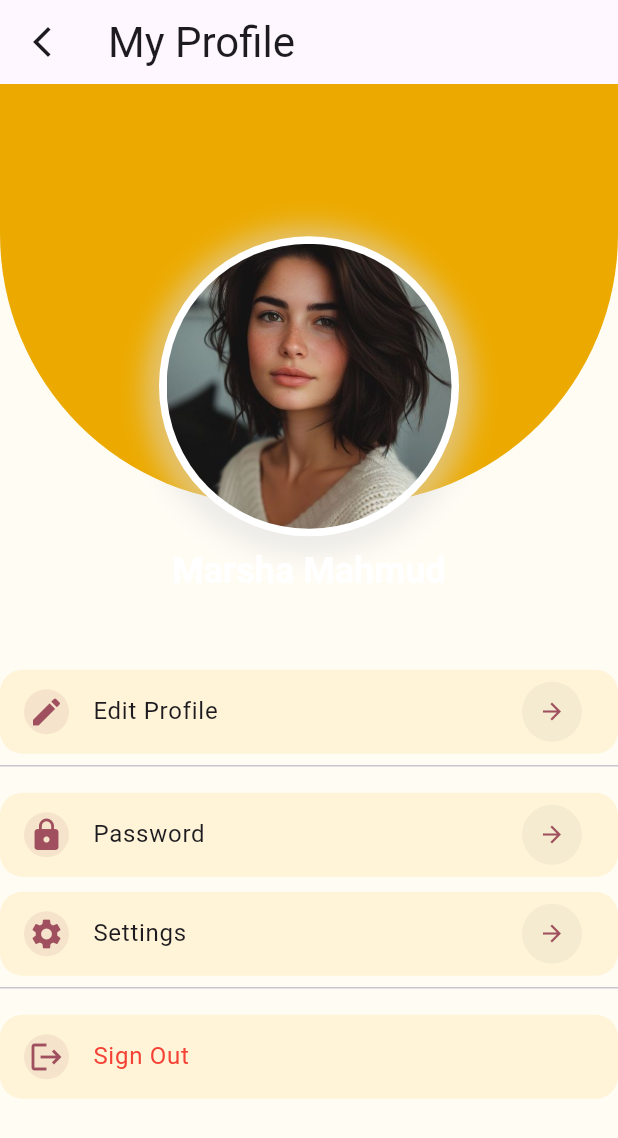
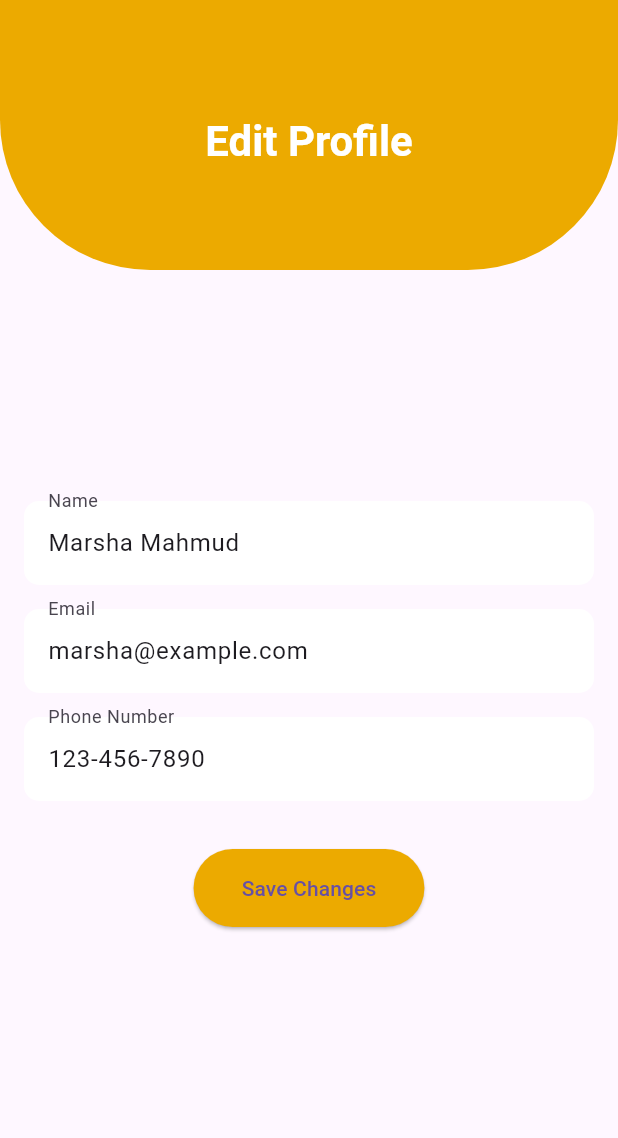
Before and after one commit to nuramirahathirahnazli/ByteBurst, a Flutter app: the ProfileUser screen opened directly, after a tap on "Edit Profile", on a phone screen of 412 x 824 dp. Shown: the top 1138 px of the screen. Run offline on Flutter 3.47's test engine with Material 3 defaults, Android fonts, the phone set to English and light mode, and no system bars; our stand-ins replace cloud_firestore, curved_navigation_bar, firebase_auth, firebase_core; accounts and stored records are empty.

Commit message:
Create Edit Profile
create edit profile page and the UI

```diff
--- a/utmfit/lib/main.dart
+++ b/utmfit/lib/main.dart
@@ -1,6 +1,7 @@
 import 'package:firebase_core/firebase_core.dart';
 import 'package:utmfit/screens/user/dashboard_user.dart'; //dashboard user purposes
 import 'package:flutter/material.dart';
+import 'package:utmfit/screens/user/profile/edit_profile.dart';
 import 'firebase_options.dart';
 
 void main() async {
@@ -22,7 +23,8 @@ class MyApp extends StatelessWidget {
   Widget build(BuildContext context) {
     return const MaterialApp(
       debugShowCheckedModeBanner: false,
-      home: dashboardUser(), //dashboard user purposes
+      //home: dashboardUser(),
+      home: EditProfileUser(),
     );
   }
 }
--- a/utmfit/lib/screens/user/profile/edit_profile.dart
+++ b/utmfit/lib/screens/user/profile/edit_profile.dart
@@ -0,0 +1,155 @@
+import 'package:flutter/material.dart';
+import 'package:utmfit/src/constants/colors.dart';
+
+class EditProfileUser extends StatefulWidget {
+  const EditProfileUser({Key? key}) : super(key: key);
+
+  @override
+  _EditProfileUserState createState() => _EditProfileUserState();
+}
+
+class _EditProfileUserState extends State<EditProfileUser> {
+  final _formKey = GlobalKey<FormState>();
+  String _name = 'Marsha Mahmud';
+  String _email = 'marsha@example.com';
+  String _phoneNumber = '123-456-7890';
+
+  @override
+  Widget build(BuildContext context) {
+    return Scaffold(
+      body: Stack(
+        children: [
+          // Curved background container
+          Container(
+            height: 180.0,
+            decoration: BoxDecoration(
+              color: clrUserPrimary, // Set the curved background color
+              borderRadius: const BorderRadius.only(
+                bottomLeft: Radius.circular(100.0),
+                bottomRight: Radius.circular(100.0),
+              ),
+            ),
+          ),
+          Padding(
+            padding: const EdgeInsets.all(16.0),
+            child: Column(
+              crossAxisAlignment: CrossAxisAlignment.start,
+              children: [
+                const SizedBox(height: 60.0), // Increase the vertical spacing
+                Center(
+                  child: Text(
+                    'Edit Profile',
+                    style: Theme.of(context).textTheme.headlineMedium?.copyWith(
+                      color: Colors.white,
+                      fontWeight: FontWeight.bold,
+                    ),
+                  ),
+                ),
+                const SizedBox(height: 32.0),
+                Expanded(
+                  child: Center(
+                    child: Form(
+                      key: _formKey,
+                      child: Column(
+                        mainAxisAlignment: MainAxisAlignment.center,
+                        children: [
+                          TextFormField(
+                            initialValue: _name,
+                            decoration: const InputDecoration(
+                              labelText: 'Name',
+                              filled: true,
+                              fillColor: Colors.white,
+                              border: OutlineInputBorder(
+                                borderRadius: BorderRadius.all(Radius.circular(10.0)),
+                                borderSide: BorderSide.none,
+                              ),
+                            ),
+                            validator: (value) {
+                              if (value == null || value.isEmpty) {
+                                return 'Please enter your name';
+                              }
+                              return null;
+                            },
+                            onSaved: (value) {
+                              _name = value!;
+                            },
+                          ),
+                          const SizedBox(height: 16.0),
+                          TextFormField(
+                            initialValue: _email,
+                            decoration: const InputDecoration(
+                              labelText: 'Email',
+                              filled: true,
+                              fillColor: Colors.white,
+                              border: OutlineInputBorder(
+                                borderRadius: BorderRadius.all(Radius.circular(10.0)),
+                                borderSide: BorderSide.none,
+                              ),
+                            ),
+                            validator: (value) {
+                              if (value == null || value.isEmpty) {
+                                return 'Please enter your email';
+                              }
+                              if (!RegExp(r'^[\w-\.]+@([\w-]+\.)+[\w-]{2,4}$').hasMatch(value)) {
+                                return 'Please enter a valid email address';
+                              }
+                              return null;
+                            },
+                            onSaved: (value) {
+                              _email = value!;
+                            },
+                          ),
+                          const SizedBox(height: 16.0),
+                          TextFormField(
+                            initialValue: _phoneNumber,
+                            decoration: const InputDecoration(
+                              labelText: 'Phone Number',
+                              filled: true,
+                              fillColor: Colors.white,
+                              border: OutlineInputBorder(
+                                borderRadius: BorderRadius.all(Radius.circular(10.0)),
+                                borderSide: BorderSide.none,
+                              ),
+                            ),
+                            validator: (value) {
+                              if (value == null || value.isEmpty) {
+                                return 'Please enter your phone number';
+                              }
+                              if (!RegExp(r'^\d{3}-\d{3}-\d{4}$').hasMatch(value)) {
+                                return 'Please enter a valid phone number in the format xxx-xxxxxxx';
+                              }
+                              return null;
+                            },
+                            onSaved: (value) {
+                              _phoneNumber = value!;
+                            },
+                          ),
+                          const SizedBox(height: 32.0),
+                          ElevatedButton(
+                            onPressed: () {
+                              if (_formKey.currentState!.validate()) {
+                                _formKey.currentState!.save();
+                                // Save the updated profile information
+                                // and navigate back to the ProfileUser screen
+                                Navigator.pop(context);
+                              }
+                            },
+                            style: ElevatedButton.styleFrom(
+                              backgroundColor: clrUserPrimary, // Set the button color
+                              padding: const EdgeInsets.symmetric(horizontal: 32.0, vertical: 16.0),
+                            ),
+                            child: const Text('Save Changes'),
+                          ),
+                        ],
+                      ),
+                    ),
+                  ),
+                ),
+              ],
+            ),
+          ),
+        ],
+      ),
+    );
+  }
+}
--- a/utmfit/lib/screens/user/profile/profile_user.dart
+++ b/utmfit/lib/screens/user/profile/profile_user.dart
@@ -1,6 +1,8 @@
 import 'package:flutter/material.dart';
 import 'package:utmfit/src/constants/colors.dart';
 import 'package:utmfit/src/constants/image_strings.dart';
+
+import 'package:utmfit/screens/user/profile/edit_profile.dart';
 
 class ProfileUser extends StatelessWidget{
   const ProfileUser({Key? key}) : super(key: key);
@@ -72,7 +74,12 @@ class ProfileUser extends StatelessWidget{
               UserProfileWidget(
                 title: "Edit Profile",
                 icon: Icons.edit,
-                onPress: () {},
+                onPress: () {
+                  Navigator.push(
+                    context,
+                    MaterialPageRoute(builder: (context) => const EditProfileUser()),
+                  );
+                },
                 backgroundColor: clrUser3,
               ),
               const Divider(),
```
